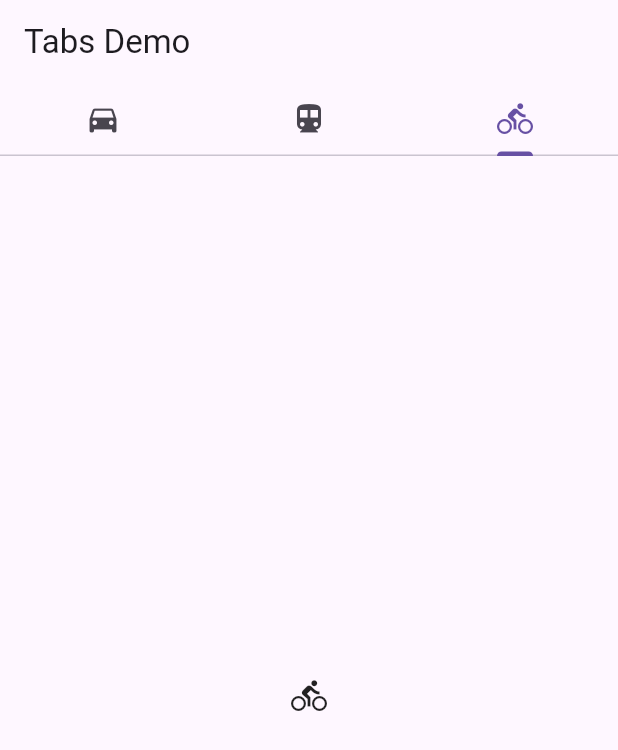
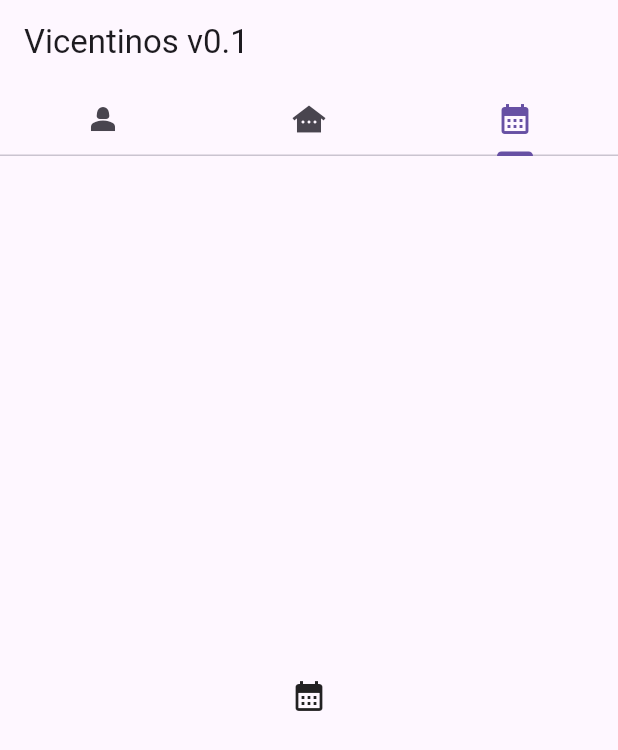
Before and after one commit to tarsislimadev/vicentinos, a Flutter app: the screen it shows after launch, tab 3 chosen, on a phone screen of 412 x 824 dp. Shown: the top 750 px of the screen. Run offline on Flutter 3.47's test engine with Material 3 defaults, Android fonts, the phone set to English and light mode, and no system bars.

Commit message:
Updating app files

```diff
--- a/src/app/lib/main.dart
+++ b/src/app/lib/main.dart
@@ -14,20 +14,20 @@ class TabBarDemo extends StatelessWidget {
         length: 3,
         child: Scaffold(
           appBar: AppBar(
+            title: const Text('Vicentinos v0.1'),
             bottom: const TabBar(
               tabs: [
-                Tab(icon: Icon(Icons.directions_car)),
-                Tab(icon: Icon(Icons.directions_transit)),
-                Tab(icon: Icon(Icons.directions_bike)),
+                Tab(icon: Icon(Icons.person_2)),
+                Tab(icon: Icon(Icons.other_houses)),
+                Tab(icon: Icon(Icons.calendar_month)),
               ],
             ),
-            title: const Text('Tabs Demo'),
           ),
           body: const TabBarView(
             children: [
-              Icon(Icons.directions_car),
-              Icon(Icons.directions_transit),
-              Icon(Icons.directions_bike),
+              PeopleWidget(),
+              Icon(Icons.other_houses),
+              Icon(Icons.calendar_month),
             ],
           ),
         ),
@@ -35,3 +35,31 @@ class TabBarDemo extends StatelessWidget {
     );
   }
 }
+
+class PeopleWidget extends StatelessWidget {
+  const PeopleWidget({super.key});
+
+  @override
+  Widget build(BuildContext context) {
+    return const Scaffold(
+        body: ListBody(children: [
+      PersonWidget(name: 'A'),
+      PersonWidget(name: 'B'),
+      PersonWidget(name: 'C'),
+      PersonWidget(name: 'D'),
+    ]));
+  }
+}
+
+class PersonWidget extends StatelessWidget {
+  final String name;
+
+  const PersonWidget({Key? key, this.name = 'person'}) : super(key: key);
+
+  @override
+  Widget build(BuildContext context) {
+    return Scaffold(
+      body: Text('Person: ${name}'),
+    );
+  }
+}
```
